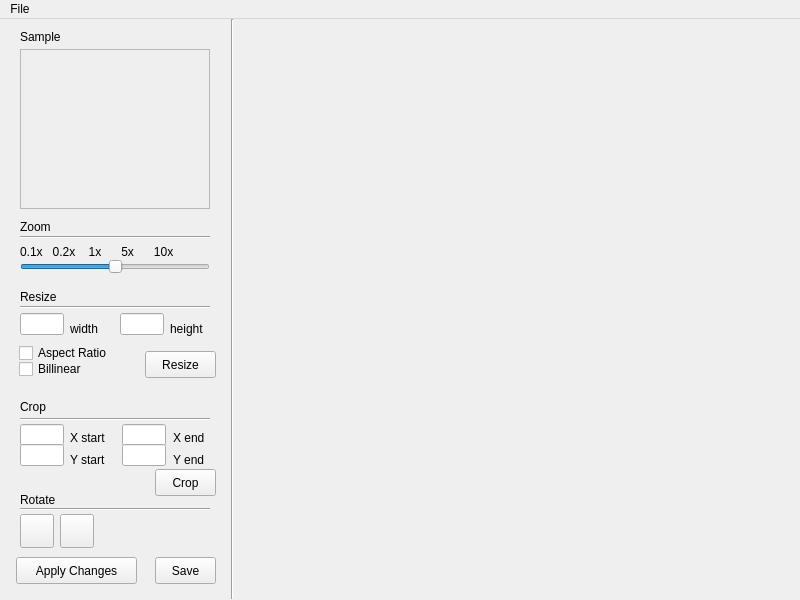
Above: trab1/mainwindow.ui from julioce/CompGraf before the change. Below: the same form after it.
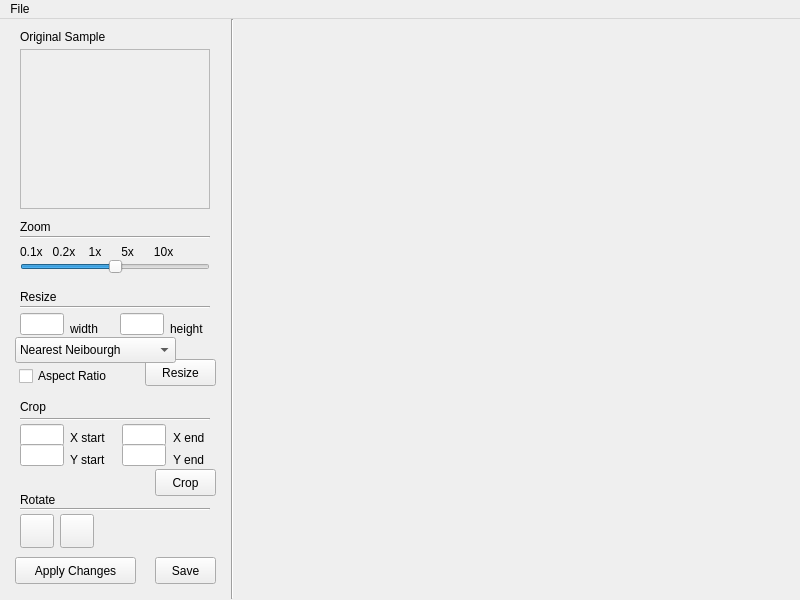
That is the form after the change. Icons and pictures are not drawn.

Commit message: Adicionado função Bicubica. Entrada do método de resize alterada para um select-box.

```diff
--- a/trab1/mainwindow.ui
+++ b/trab1/mainwindow.ui
@@ -86,7 +86,7 @@
     <property name="geometry">
      <rect>
       <x>145</x>
-      <y>332</y>
+      <y>340</y>
       <width>71</width>
       <height>27</height>
      </rect>
@@ -225,12 +225,12 @@
      <rect>
       <x>20</x>
       <y>10</y>
-      <width>62</width>
+      <width>111</width>
       <height>16</height>
      </rect>
     </property>
     <property name="text">
-     <string>Sample</string>
+     <string>Original Sample</string>
     </property>
    </widget>
    <widget class="QLabel" name="labelZoom">
@@ -308,7 +308,7 @@
    <widget class="QPushButton" name="applyButton">
     <property name="geometry">
      <rect>
-      <x>16</x>
+      <x>15</x>
       <y>538</y>
       <width>121</width>
       <height>27</height>
@@ -322,7 +322,7 @@
     <property name="geometry">
      <rect>
       <x>19</x>
-      <y>324</y>
+      <y>347</y>
       <width>111</width>
       <height>20</height>
      </rect>
@@ -526,18 +526,45 @@
      <string>Crop</string>
     </property>
    </widget>
-   <widget class="QCheckBox" name="boxBilinear">
+   <widget class="QComboBox" name="boxResize">
     <property name="geometry">
      <rect>
-      <x>19</x>
-      <y>340</y>
-      <width>111</width>
-      <height>20</height>
+      <x>15</x>
+      <y>318</y>
+      <width>161</width>
+      <height>26</height>
      </rect>
     </property>
-    <property name="text">
-     <string>Billinear</string>
+    <property name="currentIndex">
+     <number>0</number>
     </property>
+    <property name="maxVisibleItems">
+     <number>3</number>
+    </property>
+    <property name="maxCount">
+     <number>3</number>
+    </property>
+    <property name="sizeAdjustPolicy">
+     <enum>QComboBox::AdjustToMinimumContentsLength</enum>
+    </property>
+    <property name="minimumContentsLength">
+     <number>3</number>
+    </property>
+    <item>
+     <property name="text">
+      <string>Nearest Neibourgh</string>
+     </property>
+    </item>
+    <item>
+     <property name="text">
+      <string>Bilinear</string>
+     </property>
+    </item>
+    <item>
+     <property name="text">
+      <string>Bicubic</string>
+     </property>
+    </item>
    </widget>
   </widget>
   <widget class="QMenuBar" name="menuBar">
```
The commit also changes 5 other files.
